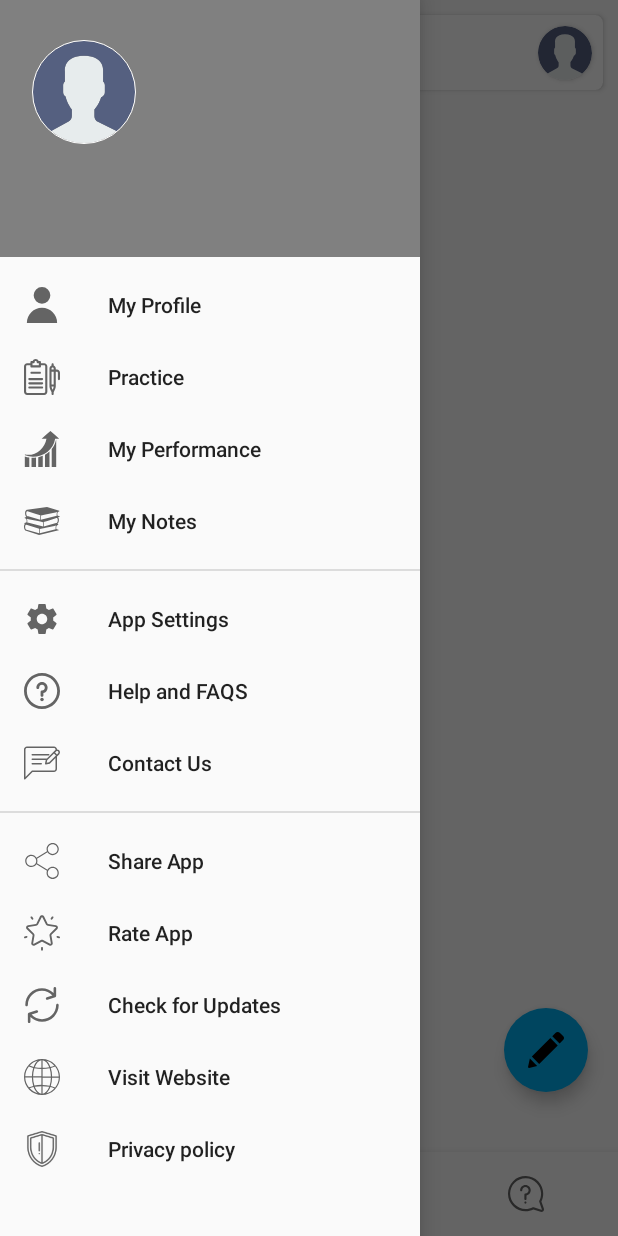
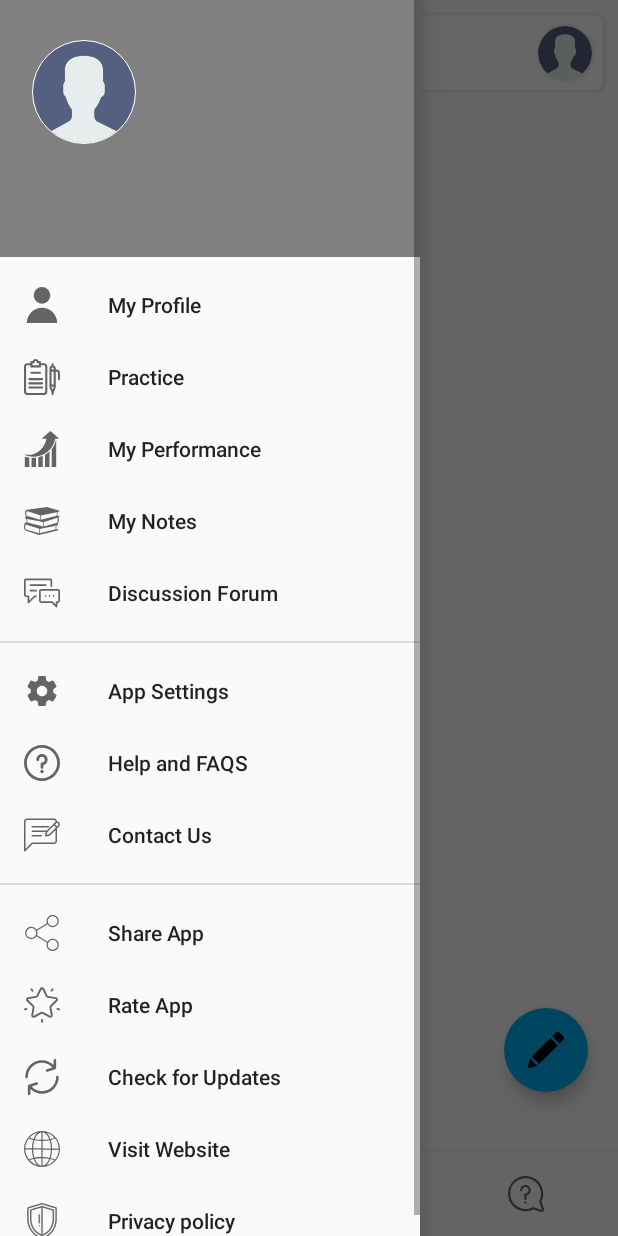
Before and after one commit to ajaykumar2017/Student_Assessment, an Android app: the MainActivity screen opened directly, with no data from a screen before it, with the side drawer open, on a phone screen of 412 x 824 dp. Run offline under Robolectric (Android 15) with nearby library versions, the phone set to English and light mode, and no system bars; our stand-ins replace CircleImageView, Volley; libraries missing offline, so code that uses them is left out: cc.cloudist.acplibrary, com.downloader; network calls fail; 2 statements that could not run were skipped.

Commit message:
Discussion Forum Added

```diff
--- a/app/src/main/java/com/tecent/student_assessment/MainActivity.kt
+++ b/app/src/main/java/com/tecent/student_assessment/MainActivity.kt
@@ -173,6 +173,10 @@ class MainActivity : AppCompatActivity(), NavigationView.OnNavigationItemSelecte
                 startActivity(intSubResult)
             }
             R.id.nav_notes -> Toast.makeText(this, "Notes", Toast.LENGTH_SHORT).show()
+            R.id.nav_discussion_forum->{
+                val intentDiscussionForum=Intent(this,DiscussionForum::class.java)
+                startActivity(intentDiscussionForum)
+            }
             R.id.nav_appSettings -> {
                 val intentSettings = Intent(this@MainActivity, Settings::class.java)
                 startActivity(intentSettings)
--- /dev/null
+++ b/app/src/main/res/drawable/ic_chat.xml
@@ -0,0 +1,10 @@
+<vector android:height="24dp" android:viewportHeight="511.999"
+    android:viewportWidth="511.999" android:width="24dp" xmlns:android="http://schemas.android.com/apk/res/android">
+    <path android:fillColor="#FF000000" android:pathData="M372.29,50.758H28.831C12.933,50.758 0,63.691 0,79.588v206.056c0,15.897 12.933,28.831 28.831,28.831h22.271v76.71c0,4.884 2.942,9.289 7.456,11.159c1.494,0.62 3.064,0.92 4.62,0.92c3.144,0 6.232,-1.228 8.543,-3.538l85.251,-85.25h17.104c6.671,0 12.078,-5.407 12.078,-12.078c0,-6.672 -5.409,-12.079 -12.078,-12.079c0,0 -22.69,0.016 -22.927,0.04c-2.812,0.191 -5.572,1.349 -7.722,3.498l-68.169,68.169c0,0 -0.021,-60.392 -0.06,-60.705c-0.545,-6.166 -5.717,-11.002 -12.024,-11.002H28.831c-2.578,0 -4.674,-2.097 -4.674,-4.674V79.588c0,-2.578 2.097,-4.674 4.674,-4.674H372.29c2.578,0 4.674,2.097 4.674,4.674v79.055c0,6.671 5.409,12.078 12.078,12.078s12.078,-5.407 12.078,-12.078V79.588C401.12,63.691 388.187,50.758 372.29,50.758z"/>
+    <path android:fillColor="#FF000000" android:pathData="M483.169,198.492H242.754c-15.897,0 -28.831,12.933 -28.831,28.831v140.57c0,15.897 12.933,28.831 28.831,28.831h150.514l60.98,60.98c2.311,2.311 5.4,3.538 8.543,3.538c1.556,0 3.126,-0.301 4.62,-0.92c4.512,-1.87 7.456,-6.273 7.456,-11.159v-52.44h8.301c15.897,0 28.831,-12.933 28.831,-28.831V227.322C512,211.425 499.067,198.492 483.169,198.492zM487.844,367.893c0,2.577 -2.097,4.674 -4.674,4.674h-20.376c-6.356,0 -11.554,4.912 -12.031,11.147c-0.031,0.264 -0.051,36.29 -0.051,36.29l-43.854,-43.855c-0.046,-0.046 -0.094,-0.089 -0.14,-0.135c-0.172,-0.168 -0.335,-0.314 -0.489,-0.445c-2.126,-1.864 -4.903,-3.003 -7.951,-3.003H242.754c-2.578,0 -4.674,-2.097 -4.674,-4.674v-140.57c0,-2.578 2.097,-4.674 4.674,-4.674h240.416c2.577,0 4.674,2.097 4.674,4.674V367.893z"/>
+    <path android:fillColor="#FF000000" android:pathData="M362.964,285.53c-6.667,0 -12.078,5.411 -12.078,12.078c0,6.667 5.411,12.078 12.078,12.078c6.668,0 12.078,-5.411 12.078,-12.078C375.042,290.941 369.631,285.53 362.964,285.53z"/>
+    <path android:fillColor="#FF000000" android:pathData="M310.472,130.611c0,0 -219.822,0 -219.822,0c-6.67,0 -12.078,5.407 -12.078,12.078s5.409,12.078 12.078,12.078h219.822c6.67,0 12.078,-5.407 12.078,-12.078S317.142,130.611 310.472,130.611z"/>
+    <path android:fillColor="#FF000000" android:pathData="M174.075,210.465H90.65c-6.67,0 -12.078,5.407 -12.078,12.078c0,6.671 5.409,12.078 12.078,12.078h83.425c6.671,0 12.078,-5.407 12.078,-12.078S180.745,210.465 174.075,210.465z"/>
+    <path android:fillColor="#FF000000" android:pathData="M306.837,285.53c-6.666,0 -12.078,5.411 -12.078,12.078c0,6.667 5.412,12.078 12.078,12.078c6.668,0 12.078,-5.411 12.078,-12.078C318.915,290.941 313.505,285.53 306.837,285.53z"/>
+    <path android:fillColor="#FF000000" android:pathData="M419.079,285.53c-6.667,0 -12.078,5.411 -12.078,12.078c0,6.667 5.411,12.078 12.078,12.078c6.668,0 12.078,-5.411 12.078,-12.078C431.157,290.941 425.746,285.53 419.079,285.53z"/>
+</vector>
--- /dev/null
+++ b/app/src/main/res/drawable/ic_send_button.xml
@@ -0,0 +1,4 @@
+<vector android:height="24dp" android:viewportHeight="535.5"
+    android:viewportWidth="535.5" android:width="24dp" xmlns:android="http://schemas.android.com/apk/res/android">
+    <path android:fillColor="@color/colorPrimary" android:pathData="M0,497.25l535.5,-229.5l-535.5,-229.5l0,178.5l382.5,51l-382.5,51z"/>
+</vector>
--- a/app/src/main/res/menu/activity_main_drawer.xml
+++ b/app/src/main/res/menu/activity_main_drawer.xml
@@ -18,6 +18,10 @@
             android:id="@+id/nav_notes"
             android:icon="@drawable/ic_004_books_stack_of_three"
             android:title="My Notes" />
+        <item
+            android:id="@+id/nav_discussion_forum"
+            android:icon="@drawable/ic_chat"
+            android:title="Discussion Forum" />
     </group>
     <group
         android:id="@+id/group2">
--- a/app/src/main/res/values/styles.xml
+++ b/app/src/main/res/values/styles.xml
@@ -55,6 +55,11 @@
         <item name="colorPrimary">@color/colorPrimary</item>
         <item name="colorPrimaryDark">@color/colorPrimaryDark</item>
     </style>
+    <style name="AppThemeDiscussionForum" parent="Theme.AppCompat.Light.NoActionBar">
+        <!-- Customize your theme here. -->
+        <item name="colorPrimary">@color/colorPrimary</item>
+        <item name="colorPrimaryDark">@color/colorPrimaryDark</item>
+    </style>
     <style name="AppThemeContactUs" parent="Theme.AppCompat.Light.NoActionBar">
         <!-- Customize your theme here. -->
         <item name="colorPrimary">@color/colorPrimary</item>
```
Also changed, not shown: app/src/main/AndroidManifest.xml (+8 -3 lines), app/src/main/java/com/tecent/student_assessment/DiscussionForum.kt (added, +25 -0 lines), app/src/main/res/layout/activity_discussion_forum.xml (added, +52 -0 lines), app/src/main/res/layout/indiview_discussion_forum.xml (added, +47 -0 lines).
